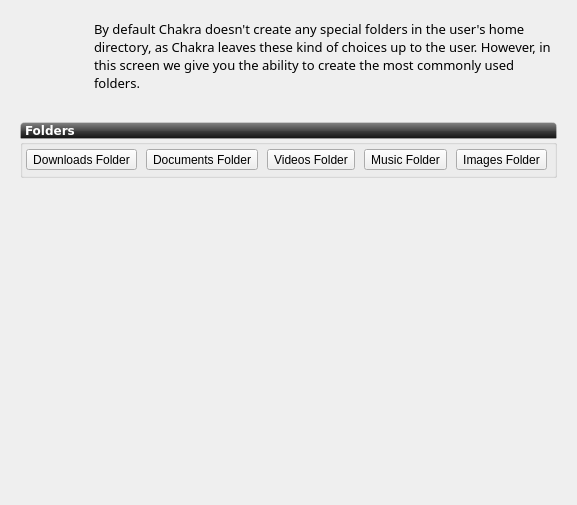
First picture: the form in ui/ui_scrFolder.ui, repository rshipp/kapudan, before the edit.
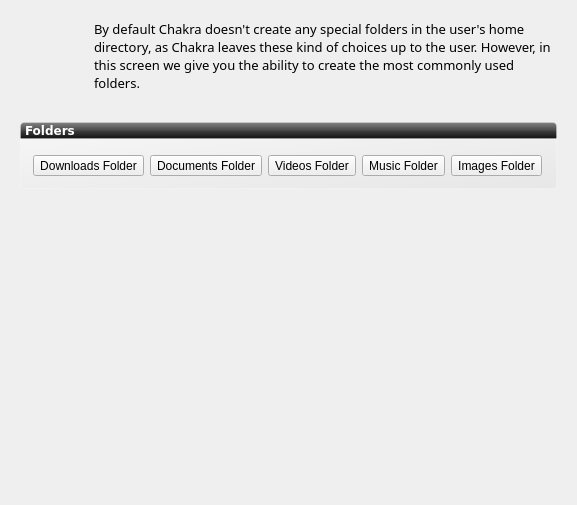
Second picture: the form after the edit. Icons and pictures are not drawn.

Commit message: re-applied QSS and margin changes

```diff
--- a/ui/ui_scrFolder.ui
+++ b/ui/ui_scrFolder.ui
@@ -45,7 +45,7 @@
         <bool>true</bool>
        </property>
        <property name="styleSheet">
-        <string notr="true">#groupBoxUpdates{
+        <string notr="true">#groupBoxFolders{
 background-color: qlineargradient(spread:pad, x1:1, y1:1, x2:0, y2:0, stop:0 rgba(219, 219, 219, 100), stop:1 rgba(255, 255, 255, 100));
 border: 1px solid rgba(255,255,255,50);
 border-bottom-left-radius: 4px;
@@ -60,7 +60,7 @@
        </property>
        <layout class="QVBoxLayout" name="verticalLayout">
         <property name="margin">
-         <number>0</number>
+         <number>10</number>
         </property>
         <item>
          <layout class="QHBoxLayout" name="horizontalLayout_3">
```
The commit also changes 1 other file.
